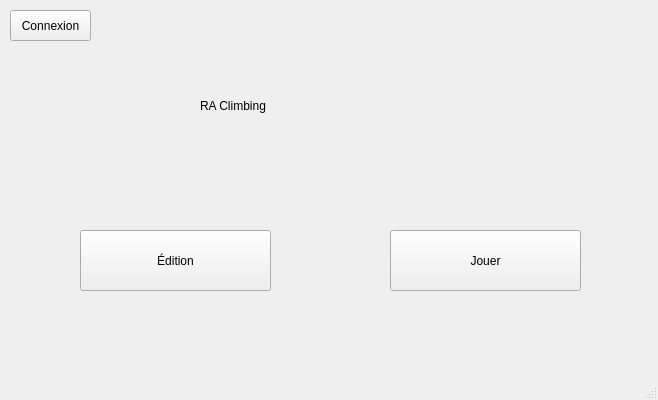
The window that testIHMClimingProject/testIHMClimingProject/testIHMClimingProject.ui (simplyyCarlos/ClimbingProject) describes before a commit, drawn with Qt 5.
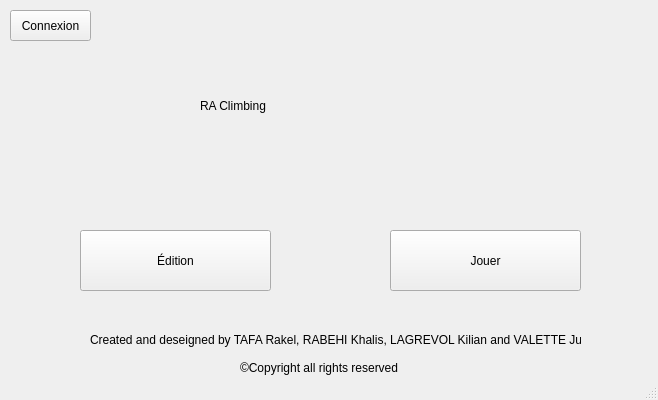
The same window after the commit.

Diff of the .ui file:
```diff
--- a/testIHMClimingProject/testIHMClimingProject/testIHMClimingProject.ui
+++ b/testIHMClimingProject/testIHMClimingProject/testIHMClimingProject.ui
@@ -66,6 +66,32 @@
      <string>RA Climbing</string>
     </property>
    </widget>
+   <widget class="QLabel" name="label_Created">
+    <property name="geometry">
+     <rect>
+      <x>90</x>
+      <y>330</y>
+      <width>491</width>
+      <height>20</height>
+     </rect>
+    </property>
+    <property name="text">
+     <string>Created and deseigned by TAFA Rakel, RABEHI Khalis, LAGREVOL Kilian and VALETTE Jules</string>
+    </property>
+   </widget>
+   <widget class="QLabel" name="label_Copyright">
+    <property name="geometry">
+     <rect>
+      <x>240</x>
+      <y>360</y>
+      <width>161</width>
+      <height>16</height>
+     </rect>
+    </property>
+    <property name="text">
+     <string>©Copyright all rights reserved </string>
+    </property>
+   </widget>
   </widget>
   <widget class="QStatusBar" name="statusBar"/>
  </widget>
```
